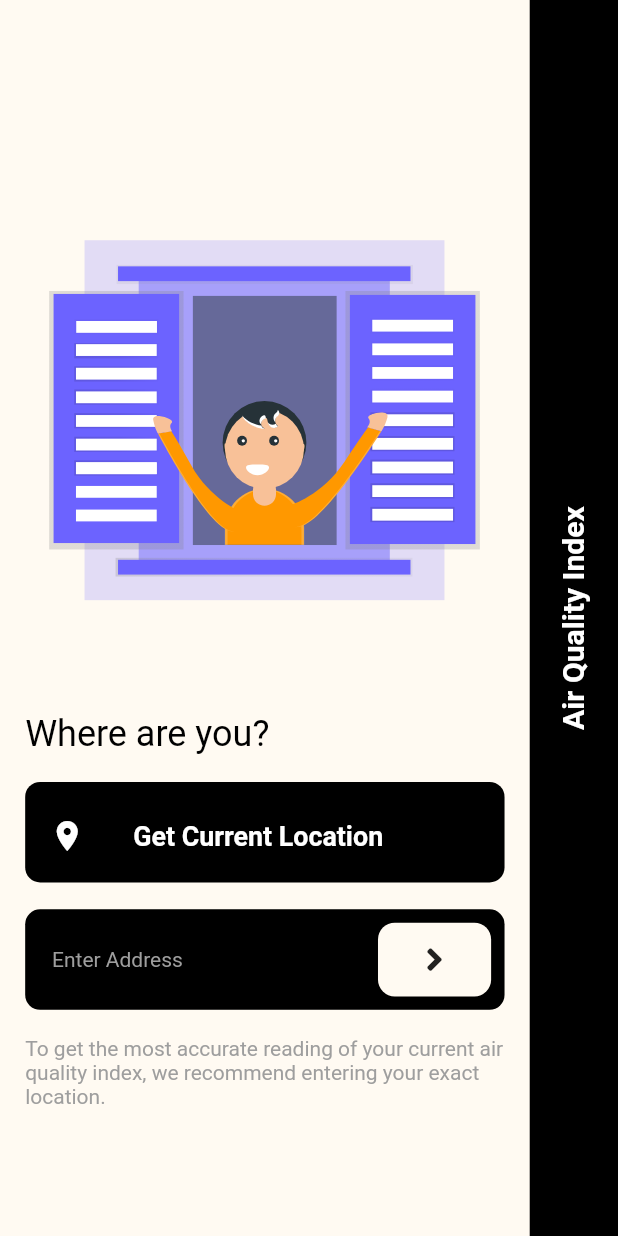
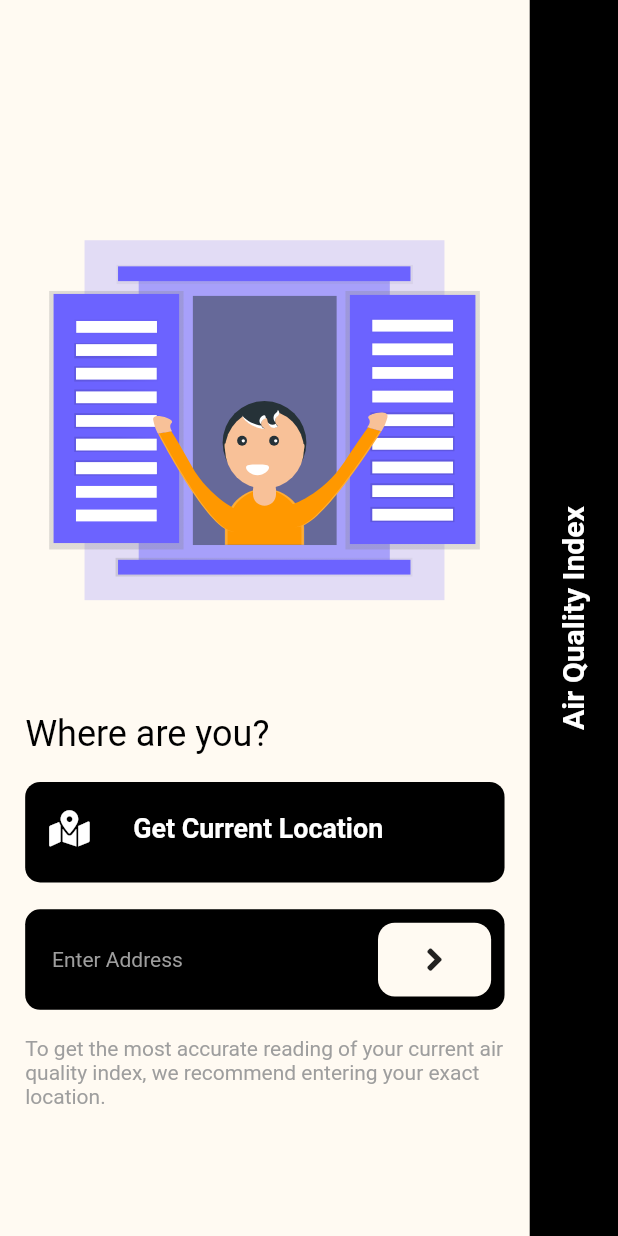
Before and after one commit to ikramhasan/Air-Quality-Index-Mobile, a Flutter app: the screen it shows after launch, on a phone screen of 412 x 824 dp. Run offline on Flutter 3.47's test engine with Material 2 defaults, Android fonts, the phone set to English and light mode, and no system bars; our stand-ins replace bottom_navy_bar, easy_localization, flutter_screenutil, flutter_spinkit, flutter_svg, font_awesome_flutter and 9 more; missing offline and left inert: expansion_card.

Commit message:
Chagned all flutter icons to fontawesome icons

```diff
--- a/lib/main.dart
+++ b/lib/main.dart
@@ -27,7 +27,7 @@ void main() async {
       ],
       path: 'assets/lang',
       fallbackLocale: Locale('en', 'US'),
-      child: MyApp(),
+      child:  MyApp(),
     ),
   );
 }
--- a/lib/pages/location_page/widgets/build_current_location_button.dart
+++ b/lib/pages/location_page/widgets/build_current_location_button.dart
@@ -1,6 +1,7 @@
 import 'package:aqi/pages/tab_page/tabs_page.dart';
 import 'package:aqi/repositories/location_service.dart';
 import 'package:flutter/material.dart';
+import 'package:font_awesome_flutter/font_awesome_flutter.dart';
 import 'package:google_fonts/google_fonts.dart';
 import 'package:location/location.dart';
 import 'package:flutter_screenutil/flutter_screenutil.dart';
@@ -29,7 +30,7 @@ buildCurrentLocationButton(BuildContext context) {
         borderRadius: BorderRadius.circular(10),
       ),
       child: ListTile(
-        contentPadding: EdgeInsets.symmetric(horizontal: 16, vertical: 8),
+        contentPadding: EdgeInsets.symmetric(horizontal: 16, vertical: 3),
         title: Text(
           'get_current_location'.tr(),
           style: GoogleFonts.faunaOne(
@@ -38,8 +39,8 @@ buildCurrentLocationButton(BuildContext context) {
             color: Colors.white,
           ),
         ),
-        leading: Icon(
-          Icons.place,
+        leading: FaIcon(
+          FontAwesomeIcons.mapMarkedAlt,
           color: Colors.white,
         ),
       ),
--- a/lib/pages/settings/widgets/language_widget.dart
+++ b/lib/pages/settings/widgets/language_widget.dart
@@ -22,7 +22,7 @@ class _LanguageWidgetState extends State<LanguageWidget> {
         child: DropdownButton<String>(
           value: value,
           elevation: 16,
-          icon: Icon(Icons.arrow_drop_down_circle),
+          icon: FaIcon(FontAwesomeIcons.angleDown),
           isExpanded: true,
           items: <String>['English', 'বাংলা'].map((e) {
             return DropdownMenuItem(
@@ -40,7 +40,7 @@ class _LanguageWidgetState extends State<LanguageWidget> {
               'Language Changed',
               'Restart the app to see the change',
               snackPosition: SnackPosition.BOTTOM,
-              margin: EdgeInsets.symmetric(horizontal: 16, vertical: 34),
+              margin: EdgeInsets.symmetric(horizontal: 16, vertical: 80),
             );
             setState(() {
               value = newValue;
```
